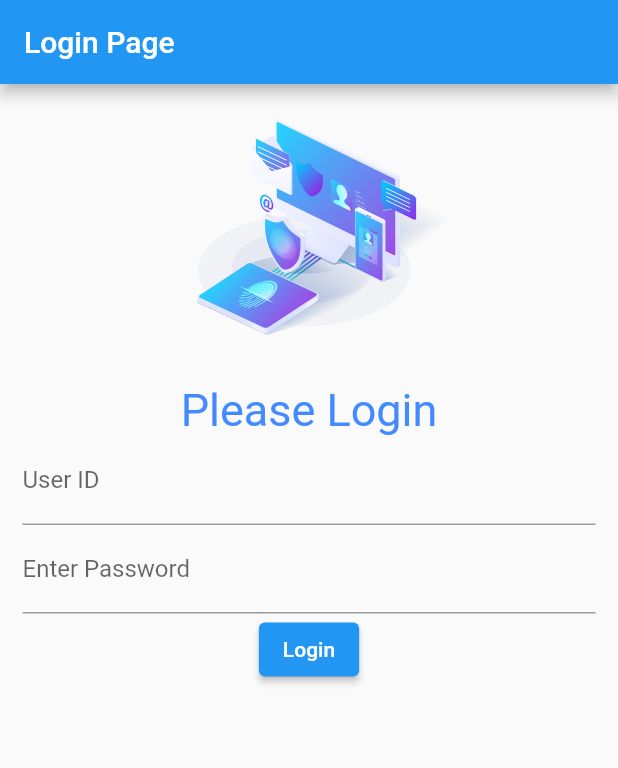
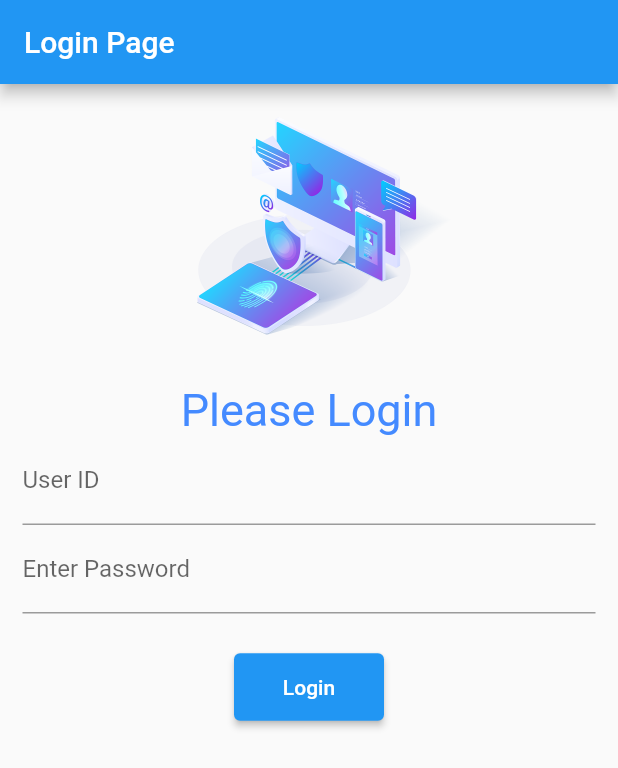
Before and after one commit to rony96bd/Magura_36, a Flutter app: the screen it shows after launch, on a phone screen of 412 x 824 dp. Shown: the top 768 px of the screen. Run offline on Flutter 3.47's test engine with Material 2 defaults, Android fonts, the phone set to English and light mode, and no system bars.

Commit message:
day2 complete

```diff
--- a/lib/main.dart
+++ b/lib/main.dart
@@ -15,6 +15,7 @@ class MyApps extends StatelessWidget {
           title: Text("Login Page"),
         ),
         body: Material(
+          child: SingleChildScrollView(
             child: Column(
               children: [
                 SizedBox(
@@ -44,7 +45,14 @@ class MyApps extends StatelessWidget {
                           labelText: "Enter Password",
                         ),
                       ),
-                    ElevatedButton(onPressed: () {}, child: Text("Login"))
+                      SizedBox(
+                        height: 25,
+                      ),
+                      ElevatedButton(
+                        onPressed: () {},
+                        child: Text("Login"),
+                        style: TextButton.styleFrom(minimumSize: Size(100, 45)),
+                      )
                     ],
                   ),
                 )
@@ -52,6 +60,7 @@ class MyApps extends StatelessWidget {
             ),
           ),
         ),
+      ),
     );
   }
 }
```
Lines whose indentation alone changed are shown as unchanged.
